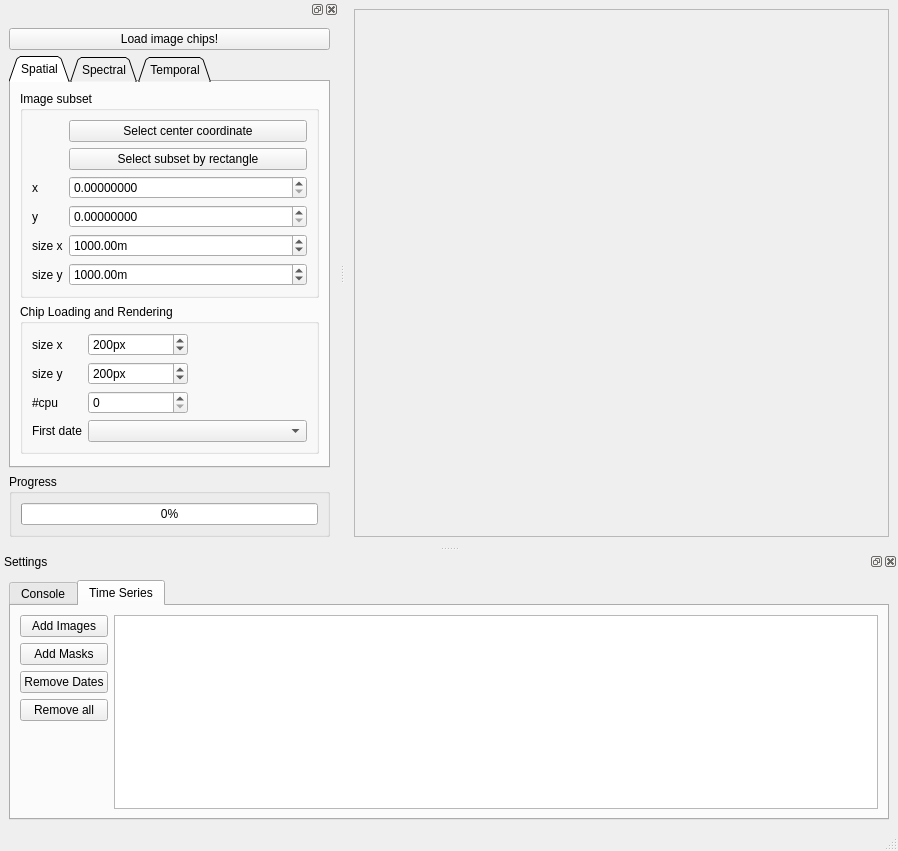
jakimowb/eo-time-series-viewer, file sensecarbon_tsv_gui_base.ui: the form before one commit.
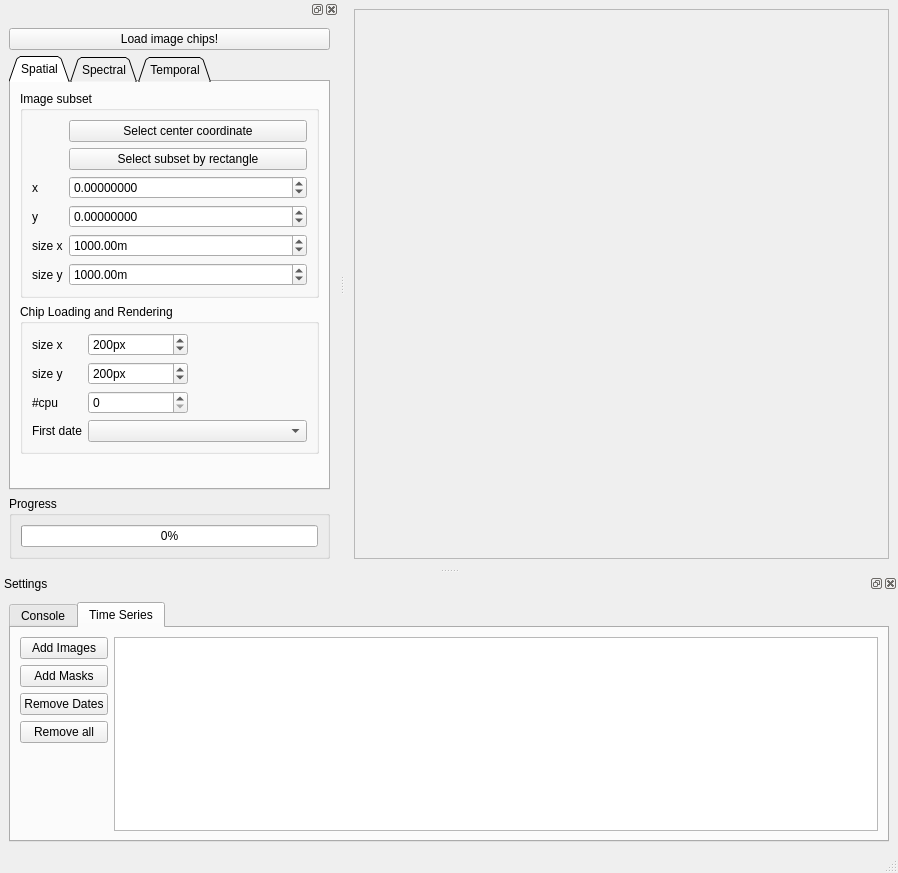
The form after the commit. The open tabs and pages were chosen to show the change.

Patch:
```diff
--- a/sensecarbon_tsv_gui_base.ui
+++ b/sensecarbon_tsv_gui_base.ui
@@ -7,7 +7,7 @@
     <x>0</x>
     <y>0</y>
     <width>898</width>
-    <height>851</height>
+    <height>873</height>
    </rect>
   </property>
   <property name="windowTitle">
@@ -273,6 +273,15 @@
               <property name="decimals">
                <number>8</number>
               </property>
+              <property name="minimum">
+               <double>-999999999.000000000000000</double>
+              </property>
+              <property name="maximum">
+               <double>999999999.000000000000000</double>
+              </property>
+              <property name="singleStep">
+               <double>30.000000000000000</double>
+              </property>
              </widget>
             </item>
             <item row="3" column="0">
@@ -287,6 +296,12 @@
               <property name="decimals">
                <number>8</number>
               </property>
+              <property name="minimum">
+               <double>-999999999.000000000000000</double>
+              </property>
+              <property name="maximum">
+               <double>999999999.000000000000000</double>
+              </property>
               <property name="singleStep">
                <double>30.000000000000000</double>
               </property>
```
Left out of the diff: 6 changed lines with no effect on the pictures.
